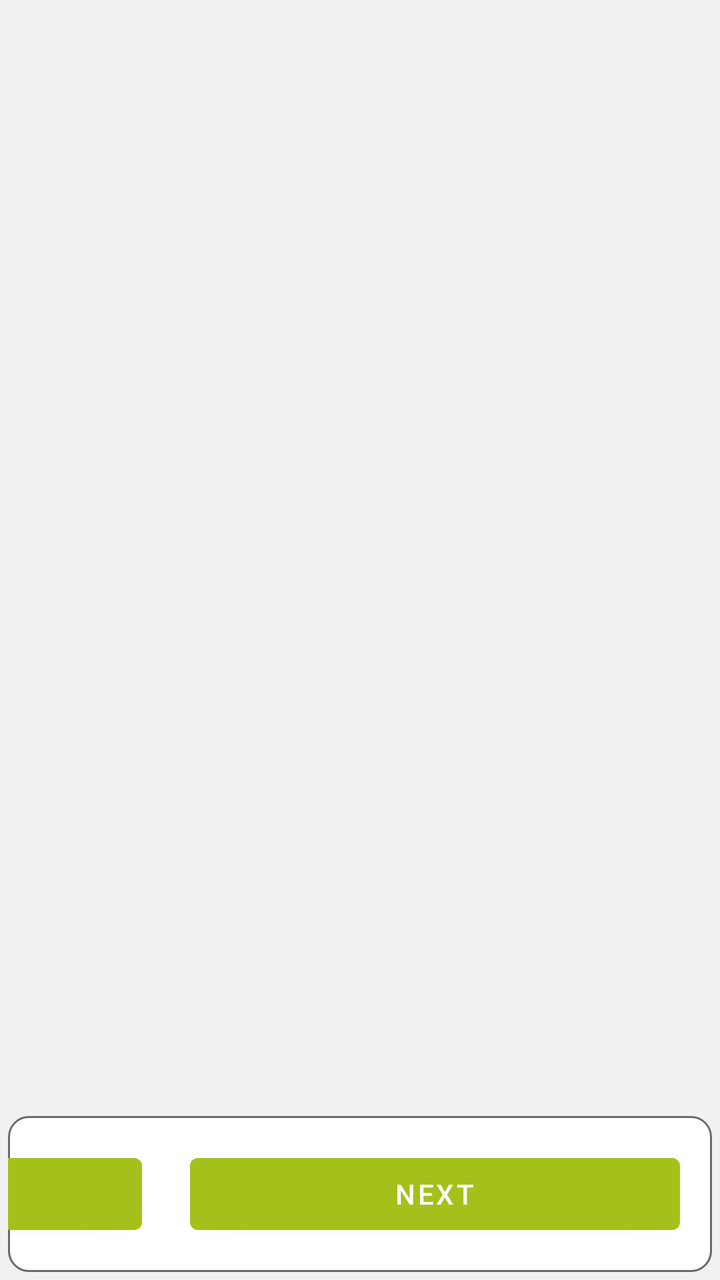
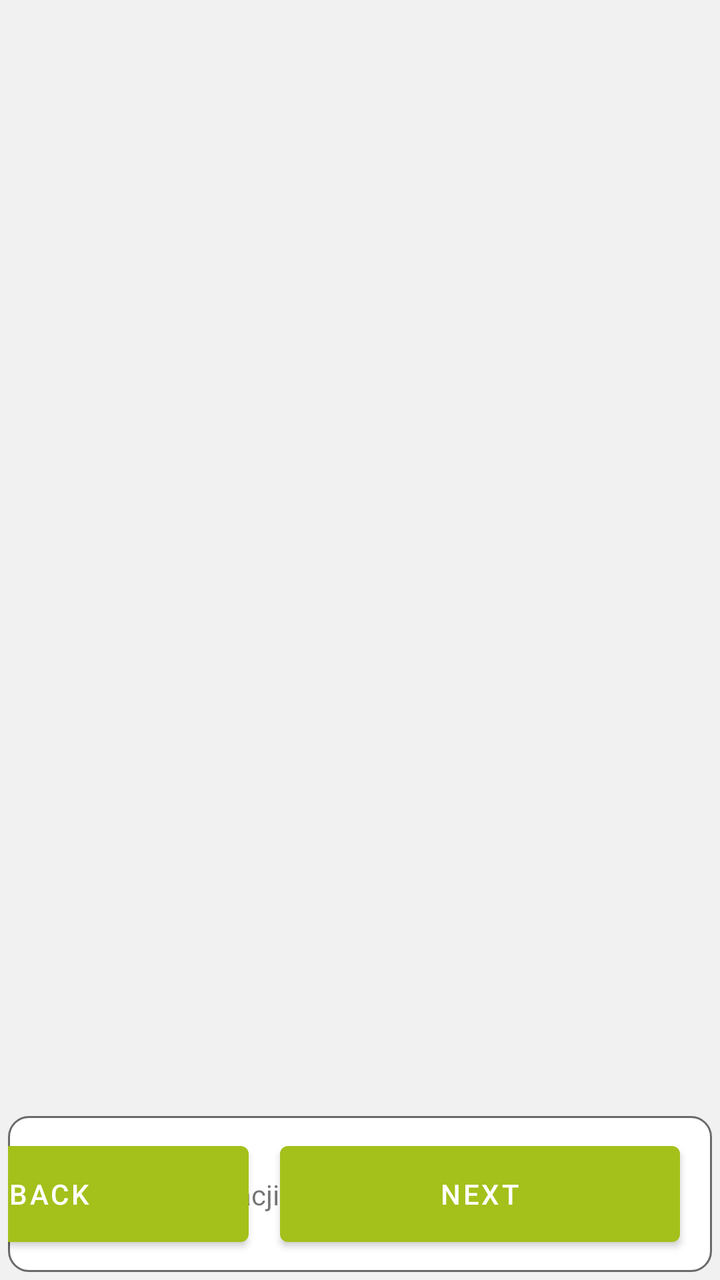

Compare the two renders of this Android layout. The source of the first and the diff that turns it into the second are given below.
<!-- AndroidManifest.xml: application theme AppTheme -->
<!-- res/layout/fragment_creator_weather.xml -->
<?xml version="1.0" encoding="utf-8"?>
<layout xmlns:android="http://schemas.android.com/apk/res/android">

    <data>

        <variable
            name="viewModel"
            type="eu.agribot.agribotapp.ui.fragment.taskcreator.weatherselect.CreatorWeatherSelectViewModel" />
    </data>

    <LinearLayout
        android:layout_width="match_parent"
        android:layout_height="match_parent"
        android:background="@color/background_gray"
        android:orientation="vertical">

        <LinearLayout
            android:layout_width="match_parent"
            android:layout_height="0dp"
            android:layout_margin="@dimen/margin_small"
            android:layout_weight="7"
            android:background="@color/background_gray">

            <androidx.recyclerview.widget.RecyclerView
                android:id="@+id/weather_settings_recycler"
                android:layout_width="match_parent"
                android:layout_height="wrap_content"
                android:layout_gravity="center"
                android:isScrollContainer="false"
                android:nestedScrollingEnabled="false"
                android:overScrollMode="never" />

        </LinearLayout>

        <LinearLayout
            android:layout_width="match_parent"
            android:layout_height="0dp"
            android:layout_margin="@dimen/margin_small"
            android:layout_weight="1"
            android:background="@drawable/rounded_corner_layout"
            android:gravity="end"
            android:orientation="horizontal">

            <TextView
                android:layout_width="100dp"
                android:layout_height="wrap_content"
                android:layout_gravity="center"
                android:layout_marginHorizontal="@dimen/margin_large"
                android:text="@string/configuration_progress" />

            <ProgressBar
                style="@style/Widget.AppCompat.ProgressBar.Horizontal"
                android:layout_width="245dp"
                android:layout_height="wrap_content"
                android:layout_gravity="center"
                android:layout_marginHorizontal="@dimen/margin_large"
                android:padding="@dimen/margin_large"
                android:progress="75" />


            <com.google.android.material.button.MaterialButton
                android:layout_width="245dp"
                android:layout_height="wrap_content"
                android:layout_gravity="center"
                android:layout_margin="@dimen/margin_medium"
                android:onClick="@{()-> viewModel.onPreviousButtonClicked()}"
                android:text="@string/back_button" />

            <com.google.android.material.button.MaterialButton
                android:layout_width="245dp"
                android:layout_height="wrap_content"
                android:layout_gravity="center"
                android:layout_marginHorizontal="@dimen/margin_large"
                android:layout_marginVertical="@dimen/margin_medium"
                android:onClick="@{()-> viewModel.onNextButtonClicked()}"
                android:text="@string/next_button" />


        </LinearLayout>

    </LinearLayout>


</layout>
<!-- resources referenced by this layout -->
<resources>
  <color name="background_gray">#f1f1f1</color>
  <dimen name="margin_large">16dp</dimen>
  <dimen name="margin_medium">8dp</dimen>
  <dimen name="margin_small">4dp</dimen>
  <!-- drawable rounded_corner_layout (drawable-mdpi) -->
  <?xml version="1.0" encoding="utf-8"?>
  <shape xmlns:android="http://schemas.android.com/apk/res/android">
  
      <solid android:color="@android:color/white"/>
      <corners android:radius="10dp"/>
      <stroke
          android:width="1dp"
          android:color="@color/gray" />
  
  </shape>
  <string name="back_button">Back</string>
  <string name="configuration_progress">Postęp konfiguracji</string>
  <string name="next_button">Next</string>
  <style name="AppTheme" parent="Theme.MaterialComponents.Light.DarkActionBar">
          
          <item name="colorPrimary">@color/colorPrimary</item>
          <item name="colorPrimaryDark">@color/colorPrimaryDark</item>
          <item name="colorAccent">@color/colorAccent</item>
      </style>
  <color name="gray">#6A6A6A</color>
  <color name="colorPrimary">@color/base_green</color>
  <color name="colorPrimaryDark">@color/base_green_darker</color>
  <color name="colorAccent">@color/gray</color>
  <color name="base_green">#a4c01b</color>
  <color name="base_green_darker">#839915</color>
</resources>

<!-- the commit's change to res/layout/fragment_creator_weather.xml (unified diff, before → after) -->
@@ -1,5 +1,7 @@
 <?xml version="1.0" encoding="utf-8"?>
-<layout xmlns:android="http://schemas.android.com/apk/res/android">
+<layout xmlns:android="http://schemas.android.com/apk/res/android"
+    xmlns:app="http://schemas.android.com/apk/res-auto"
+    >
 
     <data>
 
@@ -32,7 +34,7 @@
 
         </LinearLayout>
 
-        <LinearLayout
+        <androidx.constraintlayout.widget.ConstraintLayout
             android:layout_width="match_parent"
             android:layout_height="0dp"
             android:layout_margin="@dimen/margin_small"
@@ -42,41 +44,62 @@
             android:orientation="horizontal">
 
             <TextView
-                android:layout_width="100dp"
+                android:id="@+id/textView7"
+                android:layout_width="0dp"
                 android:layout_height="wrap_content"
-                android:layout_gravity="center"
-                android:layout_marginHorizontal="@dimen/margin_large"
-                android:text="@string/configuration_progress" />
+                android:layout_marginStart="@dimen/margin_large"
+                android:layout_marginLeft="@dimen/margin_large"
+                android:layout_marginEnd="@dimen/margin_large"
+                android:layout_marginRight="@dimen/margin_large"
+                android:text="@string/configuration_progress"
+                app:layout_constraintBottom_toBottomOf="parent"
+                app:layout_constraintStart_toStartOf="parent"
+                app:layout_constraintTop_toTopOf="parent" />
 
             <ProgressBar
+                android:id="@+id/progressBar"
                 style="@style/Widget.AppCompat.ProgressBar.Horizontal"
-                android:layout_width="245dp"
+                android:layout_width="200dp"
                 android:layout_height="wrap_content"
-                android:layout_gravity="center"
-                android:layout_marginHorizontal="@dimen/margin_large"
+                android:layout_marginStart="@dimen/margin_large"
                 android:padding="@dimen/margin_large"
-                android:progress="75" />
+                android:progress="60"
+                android:progressBackgroundTint="@color/base_green"
+                android:progressTint="@color/base_green"
+                app:layout_constraintBottom_toBottomOf="parent"
+                app:layout_constraintStart_toEndOf="@+id/textView7"
+                app:layout_constraintTop_toTopOf="parent" />
 
+            <View
+                android:layout_width="match_parent"
+                android:layout_height="match_parent"
+                app:layout_constraintBottom_toBottomOf="parent"
+                app:layout_constraintEnd_toStartOf="@+id/left_button"
+                app:layout_constraintTop_toTopOf="parent"/>
 
             <com.google.android.material.button.MaterialButton
-                android:layout_width="245dp"
-                android:layout_height="wrap_content"
-                android:layout_gravity="center"
-                android:layout_margin="@dimen/margin_medium"
+                android:id="@+id/left_button"
+                android:layout_width="200dp"
+                android:layout_height="60dp"
+                android:layout_marginEnd="@dimen/margin_large"
+                android:text="@string/back_button"
                 android:onClick="@{()-> viewModel.onPreviousButtonClicked()}"
-                android:text="@string/back_button" />
+                app:layout_constraintBottom_toBottomOf="parent"
+                app:layout_constraintEnd_toStartOf="@+id/right_button"
+                app:layout_constraintTop_toTopOf="parent" />
 
             <com.google.android.material.button.MaterialButton
-                android:layout_width="245dp"
-                android:layout_height="wrap_content"
-                android:layout_gravity="center"
-                android:layout_marginHorizontal="@dimen/margin_large"
-                android:layout_marginVertical="@dimen/margin_medium"
+                android:id="@+id/right_button"
+                android:layout_width="200dp"
+                android:layout_height="60dp"
+                android:layout_marginEnd="@dimen/margin_large"
                 android:onClick="@{()-> viewModel.onNextButtonClicked()}"
-                android:text="@string/next_button" />
+                android:text="@string/next_button"
+                app:layout_constraintBottom_toBottomOf="parent"
+                app:layout_constraintEnd_toEndOf="parent"
+                app:layout_constraintTop_toTopOf="parent" />
 
-
-        </LinearLayout>
+        </androidx.constraintlayout.widget.ConstraintLayout>
 
     </LinearLayout>
 
<!-- resource entries referenced after the edit -->
@@ -2,7 +2,6 @@
 <resources>
   <color name="background_gray">#f1f1f1</color>
   <dimen name="margin_large">16dp</dimen>
-  <dimen name="margin_medium">8dp</dimen>
   <dimen name="margin_small">4dp</dimen>
   <!-- drawable rounded_corner_layout (drawable-mdpi) -->
   <?xml version="1.0" encoding="utf-8"?>
